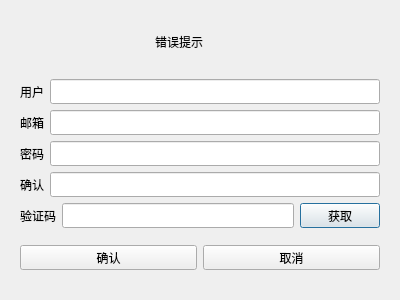
Qt form registerdialog.ui (github-newstar/qtClient) before a commit.
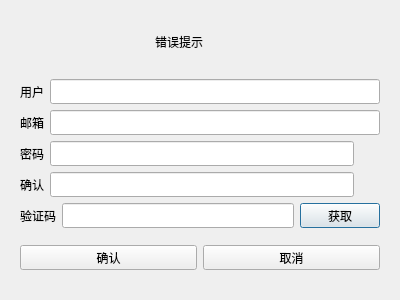
The same form after that commit. Custom widgets are drawn as their Qt base class.

Diff of the .ui file:
```diff
--- a/registerdialog.ui
+++ b/registerdialog.ui
@@ -176,6 +176,25 @@
              </property>
             </widget>
            </item>
+           <item>
+            <widget class="QLabel" name="passVisible_">
+             <property name="minimumSize">
+              <size>
+               <width>20</width>
+               <height>20</height>
+              </size>
+             </property>
+             <property name="maximumSize">
+              <size>
+               <width>20</width>
+               <height>20</height>
+              </size>
+             </property>
+             <property name="text">
+              <string/>
+             </property>
+            </widget>
+           </item>
           </layout>
          </item>
          <item>
@@ -215,6 +234,25 @@
              </property>
             </widget>
            </item>
+           <item>
+            <widget class="QLabel" name="confirmPassVisible_">
+             <property name="minimumSize">
+              <size>
+               <width>20</width>
+               <height>20</height>
+              </size>
+             </property>
+             <property name="maximumSize">
+              <size>
+               <width>20</width>
+               <height>20</height>
+              </size>
+             </property>
+             <property name="text">
+              <string/>
+             </property>
+            </widget>
+           </item>
           </layout>
          </item>
          <item>
```
